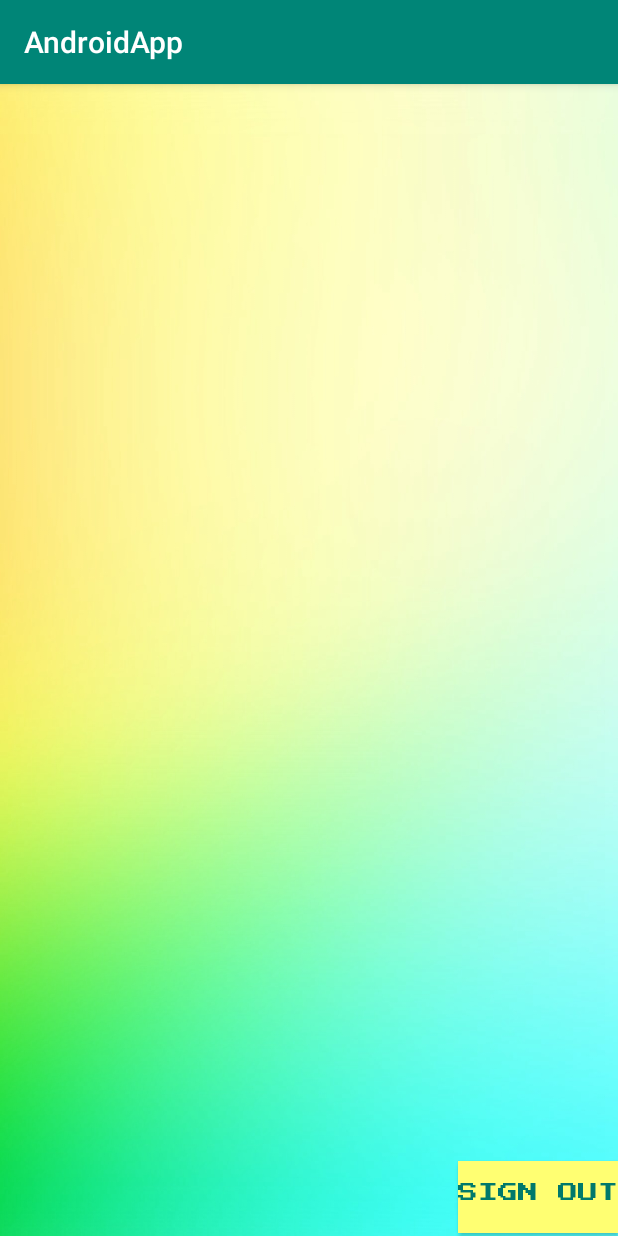
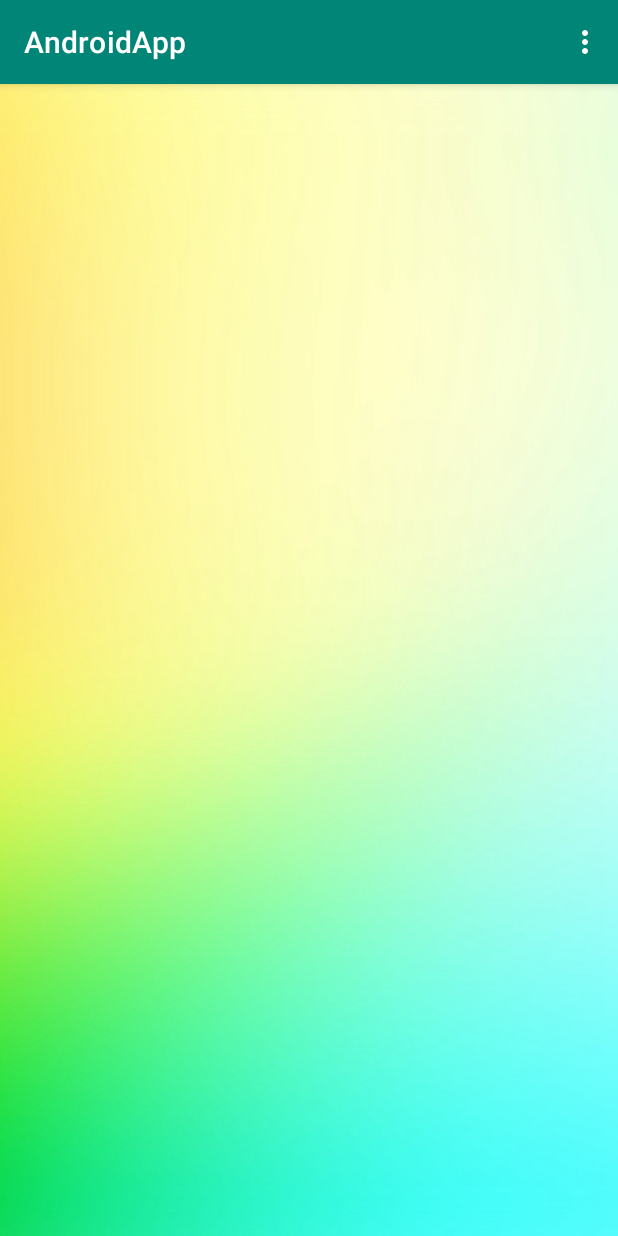
Before and after one commit to maladaleewalan/AndroidMoblieApp, an Android app: the AppActivity screen opened directly, with no data from a screen before it, on a phone screen of 412 x 824 dp. Run offline under Robolectric (Android 15) with nearby library versions, the phone set to English and light mode, and no system bars; our stand-ins replace Firebase (no records; nobody signed in at launch, a user with empty details on screens opened directly); Roboto replaces fonts that are not available here.

Commit message:
info car & menu

```diff
--- a/app/build.gradle
+++ b/app/build.gradle
@@ -32,4 +32,6 @@ dependencies {
     testImplementation 'junit:junit:4.12'
     androidTestImplementation 'androidx.test.ext:junit:1.1.0'
     androidTestImplementation 'androidx.test.espresso:espresso-core:3.1.1'
+    implementation 'com.google.android.material:material:1.0.0'
+
 }
--- a/app/src/main/java/com/example/androidapp/AppActivity.java
+++ b/app/src/main/java/com/example/androidapp/AppActivity.java
@@ -4,6 +4,9 @@ import androidx.appcompat.app.AppCompatActivity;
 
 import android.content.Intent;
 import android.os.Bundle;
+import android.view.Menu;
+import android.view.MenuInflater;
+import android.view.MenuItem;
 import android.view.View;
 import android.widget.Button;
 
@@ -17,9 +20,40 @@ public class AppActivity extends AppCompatActivity {
     private Button buttonLogout;
 
     @Override
+    public boolean onCreateOptionsMenu(Menu menu) {
+        MenuInflater inflater = getMenuInflater();
+        inflater.inflate(R.menu.bottom_navigation, menu);
+        return true;
+    }
+
+    @Override
+    public boolean onOptionsItemSelected(MenuItem item){
+
+        switch(item.getItemId()){
+            case R.id.nav_home:
+                return true;
+
+            case R.id.nav_profile:
+                return true;
+
+            case R.id.nav_logout:   //this item has your app icon
+                firebaseAuth.signOut();
+                finish();
+                startActivity(new Intent(AppActivity.this,LoginActivity.class));
+                return true;
+
+            default: return super.onOptionsItemSelected(item);
+        }
+    }
+
+    @Override
     protected void onCreate(Bundle savedInstanceState) {
         super.onCreate(savedInstanceState);
         setContentView(R.layout.activity_app);
+
+//        getSupportActionBar().setDisplayShowTitleEnabled(true);
+//        getSupportActionBar().setDisplayShowHomeEnabled(true);
+//        getSupportActionBar().setIcon(R.drawable.ic_exit_to_app);
 
         firebaseAuth = FirebaseAuth.getInstance();
 
@@ -30,14 +64,5 @@ public class AppActivity extends AppCompatActivity {
 
         FirebaseUser user = firebaseAuth.getCurrentUser();
 
-        buttonLogout = findViewById(R.id.buttonLogout);
-        buttonLogout.setOnClickListener(new View.OnClickListener() {
-            @Override
-            public void onClick(View v) {
-                firebaseAuth.signOut();
-                finish();
-                startActivity(new Intent(AppActivity.this,LoginActivity.class));
-            }
-        });
     }
 }
--- a/app/src/main/java/com/example/androidapp/FormCarActivity.java
+++ b/app/src/main/java/com/example/androidapp/FormCarActivity.java
@@ -50,6 +50,12 @@ public class FormCarActivity extends AppCompatActivity {
     protected void onCreate(Bundle savedInstanceState) {
         super.onCreate(savedInstanceState);
         setContentView(R.layout.activity_form_car);
+
+        if(firebaseAuth.getCurrentUser() == null) {
+            finish();
+            startActivity(new Intent(this, LoginActivity.class));
+        }
+
 
         buttonPicNext = findViewById(R.id.buttonPicNext);
         editTextRegis = findViewById(R.id.editTextRegis);
--- a/app/src/main/java/com/example/androidapp/SignupActivity.java
+++ b/app/src/main/java/com/example/androidapp/SignupActivity.java
@@ -44,7 +44,6 @@ public class SignupActivity extends AppCompatActivity {
         super.onCreate(savedInstanceState);
         setContentView(R.layout.activity_signup);
 
-
         firebaseAuth = FirebaseAuth.getInstance();
 
         if(firebaseAuth.getCurrentUser() != null) {
@@ -60,7 +59,6 @@ public class SignupActivity extends AppCompatActivity {
         editTextLastname = (EditText) findViewById(R.id.editTextLastname);
         editTextTel = (EditText) findViewById(R.id.editTextTel);
         radioGroup = findViewById(R.id.radioGroup);
-
 
 
         buttonRegister.setOnClickListener(new View.OnClickListener() {
@@ -145,12 +143,12 @@ public class SignupActivity extends AppCompatActivity {
     }
 
     public void next() {
-        Intent intent = new Intent(this,PicProfileActivity.class);
+        Intent intent = new Intent(SignupActivity.this,PicProfileActivity.class);
         startActivity(intent);
     }
 
     public void ClickSignin(View v) {
-        Intent intent = new Intent(this,LoginActivity.class);
+        Intent intent = new Intent(SignupActivity.this,LoginActivity.class);
         startActivity(intent);
     }
 
--- /dev/null
+++ b/app/src/main/res/drawable/ic_account_circle.xml
@@ -0,0 +1,5 @@
+<vector android:height="24dp" android:tint="#FFFFFF"
+    android:viewportHeight="24.0" android:viewportWidth="24.0"
+    android:width="24dp" xmlns:android="http://schemas.android.com/apk/res/android">
+    <path android:fillColor="#FF000000" android:pathData="M12,2C6.48,2 2,6.48 2,12s4.48,10 10,10 10,-4.48 10,-10S17.52,2 12,2zM12,5c1.66,0 3,1.34 3,3s-1.34,3 -3,3 -3,-1.34 -3,-3 1.34,-3 3,-3zM12,19.2c-2.5,0 -4.71,-1.28 -6,-3.22 0.03,-1.99 4,-3.08 6,-3.08 1.99,0 5.97,1.09 6,3.08 -1.29,1.94 -3.5,3.22 -6,3.22z"/>
+</vector>
--- /dev/null
+++ b/app/src/main/res/drawable/ic_exit_to_app.xml
@@ -0,0 +1,5 @@
+<vector android:height="24dp" android:tint="#FFFFFF"
+    android:viewportHeight="24.0" android:viewportWidth="24.0"
+    android:width="24dp" xmlns:android="http://schemas.android.com/apk/res/android">
+    <path android:fillColor="#FF000000" android:pathData="M10.09,15.59L11.5,17l5,-5 -5,-5 -1.41,1.41L12.67,11H3v2h9.67l-2.58,2.59zM19,3H5c-1.11,0 -2,0.9 -2,2v4h2V5h14v14H5v-4H3v4c0,1.1 0.89,2 2,2h14c1.1,0 2,-0.9 2,-2V5c0,-1.1 -0.9,-2 -2,-2z"/>
+</vector>
--- /dev/null
+++ b/app/src/main/res/drawable/ic_home.xml
@@ -0,0 +1,5 @@
+<vector android:height="24dp" android:tint="#FFFFFF"
+    android:viewportHeight="24.0" android:viewportWidth="24.0"
+    android:width="24dp" xmlns:android="http://schemas.android.com/apk/res/android">
+    <path android:fillColor="#FF000000" android:pathData="M10,20v-6h4v6h5v-8h3L12,3 2,12h3v8z"/>
+</vector>
--- a/app/src/main/res/layout/activity_app.xml
+++ b/app/src/main/res/layout/activity_app.xml
@@ -5,22 +5,4 @@
     android:layout_width="match_parent"
     android:layout_height="match_parent"
     android:background="@drawable/background"
-    tools:context=".AppActivity">
-
-    <Button
-        android:id="@+id/buttonLogout"
-        android:layout_width="wrap_content"
-        android:layout_height="wrap_content"
-        android:background="@color/colorLightYellow"
-        android:onClick="nextClick"
-        android:text="Sign out"
-        android:textColor="@color/colorDarkGreen"
-        android:textSize="13sp"
-        app:fontFamily="@font/press_start_2p"
-        app:layout_constraintBottom_toBottomOf="parent"
-        app:layout_constraintEnd_toEndOf="parent"
-        app:layout_constraintHorizontal_bias="1.0"
-        app:layout_constraintStart_toStartOf="parent"
-        app:layout_constraintTop_toTopOf="parent"
-        app:layout_constraintVertical_bias="0.997" />
-</androidx.constraintlayout.widget.ConstraintLayout>
+    tools:context=".AppActivity"/>
--- a/app/src/main/res/layout/activity_form_car.xml
+++ b/app/src/main/res/layout/activity_form_car.xml
@@ -15,12 +15,13 @@
         android:text="Next"
         android:textColor="@color/colorDarkGreen"
         android:textSize="18sp"
+        app:backgroundTint="@color/colorLightYellow"
         app:fontFamily="@font/press_start_2p"
         app:layout_constraintBottom_toBottomOf="parent"
         app:layout_constraintEnd_toEndOf="parent"
         app:layout_constraintHorizontal_bias="0.773"
+
         app:layout_constraintStart_toStartOf="parent"
-
         app:layout_constraintTop_toBottomOf="@+id/button5"
         app:layout_constraintVertical_bias="0.139" />
 
@@ -85,6 +86,7 @@
         android:text="Motorcycle photo"
         android:textColor="@color/colorDarkGreen"
         android:textSize="13sp"
+        app:backgroundTint="@color/colorLightOrange"
         app:fontFamily="@font/press_start_2p"
         app:layout_constraintBottom_toBottomOf="parent"
         app:layout_constraintEnd_toEndOf="parent"
--- a/app/src/main/res/layout/activity_login.xml
+++ b/app/src/main/res/layout/activity_login.xml
@@ -15,13 +15,14 @@
         android:text="Sign in"
         android:textColor="@color/colorDarkGreen"
         android:textSize="18sp"
+        app:backgroundTint="@color/colorLightYellow"
         app:fontFamily="@font/press_start_2p"
         app:layout_constraintBottom_toBottomOf="parent"
         app:layout_constraintEnd_toEndOf="parent"
         app:layout_constraintHorizontal_bias="0.653"
         app:layout_constraintStart_toStartOf="parent"
+
         app:layout_constraintTop_toBottomOf="@+id/editTextPassword"
-
         app:layout_constraintVertical_bias="0.262" />
 
     <TextView
--- a/app/src/main/res/layout/activity_main.xml
+++ b/app/src/main/res/layout/activity_main.xml
@@ -58,6 +58,7 @@
         android:text="Sign in"
         android:textColor="@color/colorDarkGreen"
         android:textSize="18sp"
+        app:backgroundTint="@color/colorLightYellow"
         app:fontFamily="@font/press_start_2p"
         app:layout_constraintBottom_toBottomOf="parent"
         app:layout_constraintEnd_toEndOf="parent"
@@ -79,6 +80,7 @@
         android:text="Sign up"
         android:textColor="@color/colorDarkGreen"
         android:textSize="18sp"
+        app:backgroundTint="@color/colorLightYellow"
         app:fontFamily="@font/press_start_2p"
         app:layout_constraintBottom_toBottomOf="parent"
         app:layout_constraintEnd_toEndOf="parent"
--- a/app/src/main/res/layout/activity_signup.xml
+++ b/app/src/main/res/layout/activity_signup.xml
@@ -146,6 +146,7 @@
         android:text="Next"
         android:textColor="@color/colorDarkGreen"
         android:textSize="18sp"
+        app:backgroundTint="@color/colorLightYellow"
         app:fontFamily="@font/press_start_2p"
         app:layout_constraintBottom_toBottomOf="parent"
         app:layout_constraintEnd_toEndOf="parent"
--- /dev/null
+++ b/app/src/main/res/menu/bottom_navigation.xml
@@ -0,0 +1,16 @@
+<?xml version="1.0" encoding="utf-8"?>
+<menu xmlns:android="http://schemas.android.com/apk/res/android">
+
+    <item
+        android:id="@+id/nav_home"
+        android:title="Home"/>
+
+    <item
+        android:id="@+id/nav_profile"
+        android:title="Profile"/>
+
+    <item
+        android:id="@+id/nav_logout"
+        android:title="signout"/>
+
+</menu>
--- a/app/src/main/res/values/colors.xml
+++ b/app/src/main/res/values/colors.xml
@@ -6,7 +6,7 @@
     <color name="colorPink">#E91E63</color>
     <color name="colorBrown">#795548</color>
     <color name="colorYellow">#FFCC80</color>
-    <color name="colorLightOrange">#FFAB91</color>
+    <color name="colorLightOrange">#FF8A80</color>
     <color name="colorLightRed">#FF5252</color>
     <color name="colorBlue">#1E88E5</color>
     <color name="colorGreen">#A3DB00</color>
--- a/app/src/main/res/values/styles.xml
+++ b/app/src/main/res/values/styles.xml
@@ -1,7 +1,7 @@
 <resources>
 
     <!-- Base application theme. -->
-    <style name="AppTheme" parent="Theme.AppCompat.Light.DarkActionBar">
+    <style name="AppTheme" parent="Theme.MaterialComponents.Light.DarkActionBar">
         <!-- Customize your theme here. -->
         <item name="colorPrimary">@color/colorPrimary</item>
         <item name="colorPrimaryDark">@color/colorPrimaryDark</item>
```
Also changed, not shown: app/src/main/java/com/example/androidapp/PicProfileActivity.java (+29 -18 lines), app/src/main/res/layout/activity_pic_profile.xml (+10 -8 lines).
